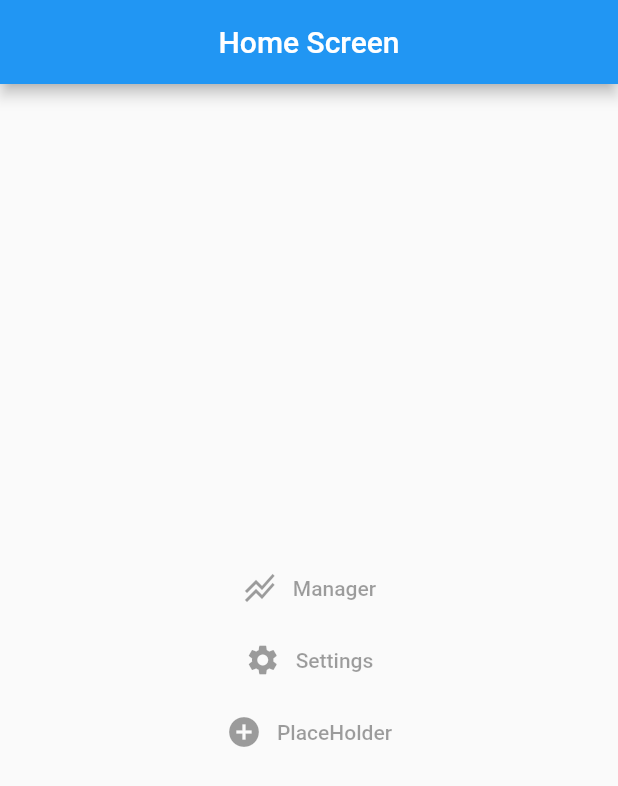
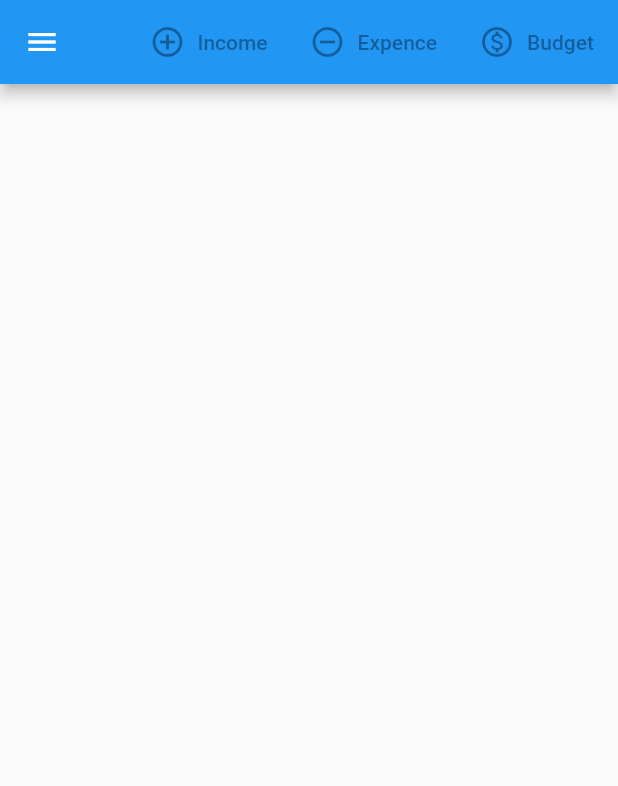
Before and after one commit to Inlinkcraft/ZENTS-ZenProduction, a Flutter app: the screen it shows after launch, on a phone screen of 412 x 824 dp. Shown: the top 786 px of the screen. Run offline on Flutter 3.47's test engine with Material 2 defaults, Android fonts, the phone set to English and light mode, and no system bars.

Commit message:
Basic ManagerScreen Window Setup

```diff
--- /dev/null
+++ b/zents/lib/Screens/BudgetManager.dart
@@ -0,0 +1,24 @@
+import 'package:flutter/material.dart';
+
+class BudgetManager extends StatefulWidget {
+  @override
+  _BudgetManagerState createState() => _BudgetManagerState();
+}
+
+class _BudgetManagerState extends State<BudgetManager> {
+  @override
+  Widget build(BuildContext context) {
+    return Scaffold(
+      appBar: AppBar(
+        actions: [
+          FlatButton.icon(onPressed: null, icon: Icon(Icons.add_circle_outline), label: Text('Income')),
+          FlatButton.icon(onPressed: null, icon: Icon(Icons.remove_circle_outline), label: Text('Expence')),
+          FlatButton.icon(onPressed: null, icon: Icon(Icons.monetization_on_outlined), label: Text('Budget')),
+        ],
+      ),
+      drawer: Drawer(
+
+      ),
+    );
+  }
+}
--- a/zents/lib/main.dart
+++ b/zents/lib/main.dart
@@ -1,11 +1,12 @@
 import 'package:flutter/material.dart';
 
 import 'package:zents/Screens/Home.dart';
+import 'package:zents/Screens/BudgetManager.dart';
 
 void main() {
   runApp(
     MaterialApp(
-      home: Home(),
+      home: BudgetManager(),
     ),
   );
 }
```
